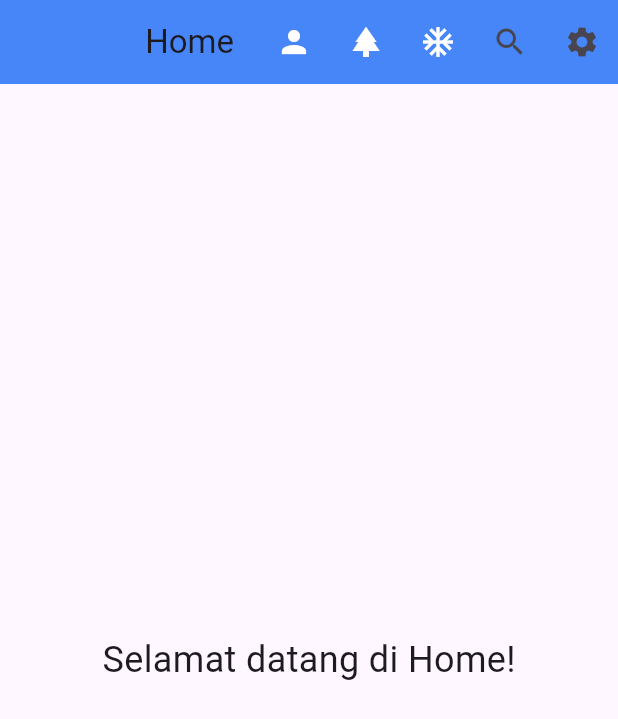
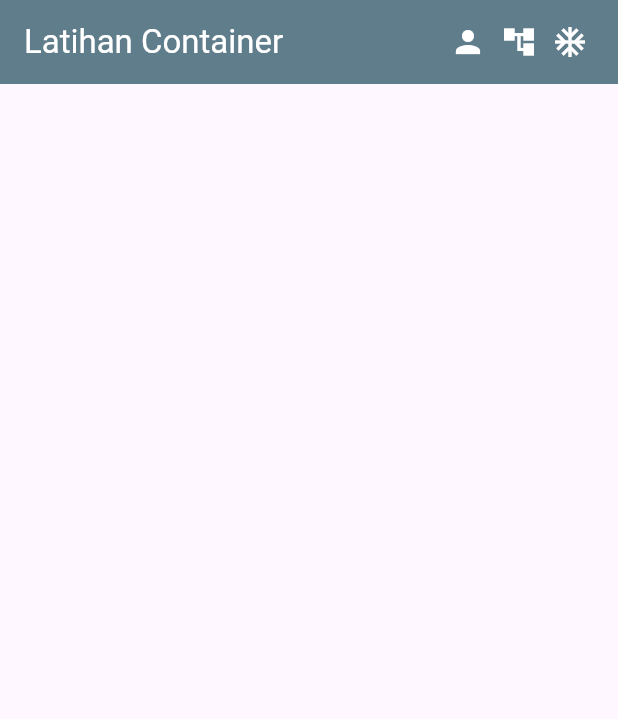
Before and after one commit to DavidDSaputra/week5_flutter, a Flutter app: the screen it shows after launch, on a phone screen of 412 x 824 dp. Shown: the top 719 px of the screen. Run offline on Flutter 3.47's test engine with Material 3 defaults, Android fonts, the phone set to English and light mode, and no system bars.

Commit message:
Menambahkan icon tree

```diff
--- a/lib/main.dart
+++ b/lib/main.dart
@@ -1,117 +1,41 @@
 import 'package:flutter/material.dart';
 
 void main() {
-	runApp(const MyApp());
+  runApp(MyApp());
 }
 
+// Methode MyApp
 class MyApp extends StatelessWidget {
   const MyApp({super.key});
 
   @override
   Widget build(BuildContext context) {
-		return const MaterialApp(
+    return MaterialApp(
       debugShowCheckedModeBanner: false,
-			title: 'Flutter Demo',
-			home: HomePage(),
+      title: "Membuat aplikasi baru",
+      home: MyHome(),
     );
   }
 }
 
-class MyAppBar extends StatelessWidget implements PreferredSizeWidget {
-	final String title;
-	final List<Widget>? actions;
-	final Color? backgroundColor;
-	final bool centerTitle;
-
-	const MyAppBar({
-		super.key,
-		required this.title,
-		this.actions,
-		this.backgroundColor,
-		this.centerTitle = false,
-	});
-
-	@override
-	Size get preferredSize => const Size.fromHeight(kToolbarHeight);
-
-	@override
-	Widget build(BuildContext context) {
-		return AppBar(
-			title: Text(title),
-			centerTitle: centerTitle,
-			backgroundColor: backgroundColor,
-			actions: actions,
-			elevation: 2,
-		);
-	}
-}
-
-class HomePage extends StatelessWidget {
-	const HomePage({super.key});
+// method MyHome
+class MyHome extends StatelessWidget {
+  const MyHome({super.key});
 
   @override
   Widget build(BuildContext context) {
     return Scaffold(
-			appBar: MyAppBar(
-				title: 'Home',
-				centerTitle: true,
-				backgroundColor: Colors.blueAccent,
+      appBar: AppBar(
+        title: Text("Latihan Container", style: TextStyle(color: Colors.white)),
+        backgroundColor: Colors.blueGrey,
         actions: [
-					IconButton(
-						icon: const Icon(Icons.person),
-						color: Colors.white,
-						tooltip: 'Profile',
-						onPressed: () {
-							ScaffoldMessenger.of(context).showSnackBar(
-								const SnackBar(content: Text('Profile tapped')),
-							);
-						},
-					),
-					IconButton(
-						icon: const Icon(Icons.park),
-						color: Colors.white,
-						tooltip: 'Tree',
-						onPressed: () {
-							ScaffoldMessenger.of(context).showSnackBar(
-								const SnackBar(content: Text('Tree tapped')),
-							);
-						},
-					),
-					IconButton(
-						icon: const Icon(Icons.ac_unit),
-						color: Colors.white,
-						tooltip: 'AC Unit',
-						onPressed: () {
-							ScaffoldMessenger.of(context).showSnackBar(
-								const SnackBar(content: Text('AC Unit tapped')),
-							);
-						},
-					),
-					IconButton(
-						icon: const Icon(Icons.search),
-						tooltip: 'Search',
-						onPressed: () {
-							ScaffoldMessenger.of(context).showSnackBar(
-								const SnackBar(content: Text('Search tapped')),
-							);
-						},
-					),
-					IconButton(
-						icon: const Icon(Icons.settings),
-						tooltip: 'Settings',
-						onPressed: () {
-							ScaffoldMessenger.of(context).showSnackBar(
-								const SnackBar(content: Text('Settings tapped')),
-							);
-						},
-					),
+          Icon(Icons.person, color: Colors.white),
+          SizedBox(width: 10),
+          Icon(Icons.account_tree, color: Colors.white),
+          SizedBox(width: 10),
+          Icon(Icons.ac_unit, color: Colors.white),
+          SizedBox(width: 20),
         ],
-			),
-			body: const Center(
-				child: Text(
-					'Selamat datang di Home!',
-					style: TextStyle(fontSize: 24),
-				),
       ),
     );
   }
```
Lines whose indentation alone changed are shown as unchanged.
